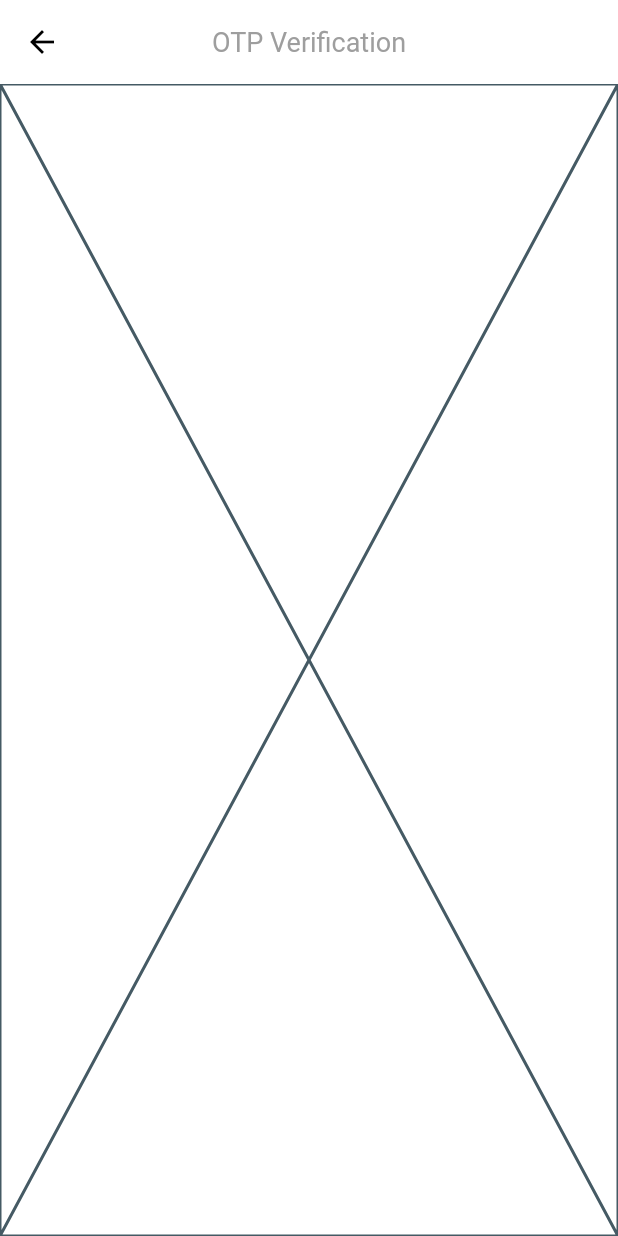
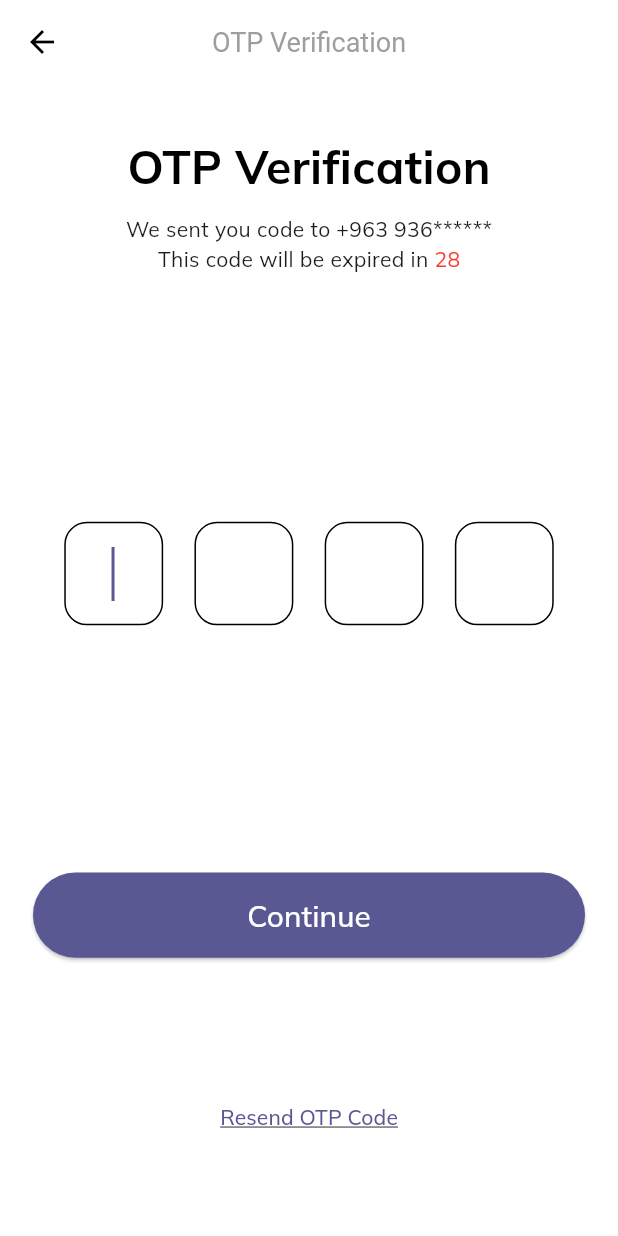
Before and after one commit to HYDARAMONA/Shopyme_E_Commerce_App, a Flutter app: the OtpScreen screen opened by its route, on a phone screen of 412 x 824 dp. Run offline on Flutter 3.47's test engine with Material 3 defaults, Android fonts, the phone set to English and light mode, and no system bars; our stand-ins replace flutter_svg, google_fonts.

Commit message:
OTP Screen commit

```diff
--- a/lib/constants.dart
+++ b/lib/constants.dart
@@ -1,4 +1,7 @@
 // Form Erros
+
+import 'package:e_commerce/size_config.dart';
+import 'package:flutter/material.dart';
 
 final RegExp kEmailVlidatorRegEx =
     RegExp(r'^[a-zA-Z0-9._-]+@[a-zA-Z0-9]+\.[a-zA-Z]{2,}$');
@@ -10,3 +13,19 @@ const String kMatchPassError = "Passwords don't Match";
 const String kNullNameError = 'Please Enter Your Name';
 const String kNullPhoneNumberError = 'Please Enter Your Phone Number';
 const String kNullAddressError = 'Please Enter Your Address';
+
+final InputDecoration otpInputDecoration = InputDecoration(
+  contentPadding: EdgeInsets.symmetric(
+    vertical: getProportionateScreenWidth(15),
+  ),
+  enabledBorder: outlineInputBorder(),
+  focusedBorder: outlineInputBorder(),
+  border: outlineInputBorder(),
+);
+
+OutlineInputBorder outlineInputBorder() {
+  return OutlineInputBorder(
+    borderRadius: BorderRadius.circular(15),
+    borderSide: BorderSide(),
+  );
+}
--- /dev/null
+++ b/lib/screens/otp/components/body.dart
@@ -0,0 +1,59 @@
+import 'package:e_commerce/screens/otp/components/otp_form.dart';
+import 'package:e_commerce/size_config.dart';
+import 'package:flutter/material.dart';
+
+class Body extends StatelessWidget {
+  const Body({super.key});
+
+  @override
+  Widget build(BuildContext context) {
+    return SafeArea(
+      child: SizedBox(
+        width: double.infinity,
+        child: Padding(
+          padding:
+              EdgeInsets.symmetric(horizontal: getProportionateScreenWidth(20)),
+          child: SingleChildScrollView(
+            child: Column(
+              children: [
+                SizedBox(height: SizeConfig.screenHeight! * 0.04),
+                Text(
+                  'OTP Verification',
+                  style: TextStyle(
+                    color: Colors.black,
+                    fontSize: getProportionateScreenWidth(28),
+                    fontWeight: FontWeight.bold,
+                  ),
+                ),
+                SizedBox(height: getProportionateScreenHeight(10)),
+                const Text('We sent you code to +963 936******'),
+                Row(
+                  mainAxisAlignment: MainAxisAlignment.center,
+                  children: [
+                    Text('This code will be expired in '),
+                    buildTimer(),
+                  ],
+                ),
+                OtpForm(),
+              ],
+            ),
+          ),
+        ),
+      ),
+    );
+  }
+
+  TweenAnimationBuilder<double> buildTimer() {
+    return TweenAnimationBuilder(
+      tween: Tween(begin: 30.0, end: 0.0),
+      duration: Duration(seconds: 30),
+      builder: (context, value, child) {
+        return Text(
+          '${value.toInt()}',
+          style: TextStyle(color: Colors.red),
+        );
+      },
+      onEnd: () {},
+    );
+  }
+}
--- /dev/null
+++ b/lib/screens/otp/components/otp_form.dart
@@ -0,0 +1,138 @@
+import 'package:e_commerce/components/global_button.dart';
+import 'package:e_commerce/constants.dart';
+import 'package:e_commerce/size_config.dart';
+import 'package:flutter/material.dart';
+
+class OtpForm extends StatefulWidget {
+  const OtpForm({super.key});
+
+  @override
+  State<OtpForm> createState() => _OtpFormState();
+}
+
+class _OtpFormState extends State<OtpForm> {
+  FocusNode? pin2FocusNode;
+  FocusNode? pin3FocusNode;
+  FocusNode? pin4FocusNode;
+
+  @override
+  void initState() {
+    pin2FocusNode = FocusNode();
+    pin3FocusNode = FocusNode();
+    pin4FocusNode = FocusNode();
+
+    super.initState();
+  }
+
+  @override
+  void dispose() {
+    pin2FocusNode!.dispose();
+    pin3FocusNode!.dispose();
+    pin4FocusNode!.dispose();
+
+    super.dispose();
+  }
+
+  void nextField({required String value, required FocusNode focusNode}) {
+    if (value.length == 1) {
+      focusNode.requestFocus();
+    }
+  }
+
+  @override
+  Widget build(BuildContext context) {
+    return Form(
+      child: Column(
+        children: [
+          SizedBox(height: SizeConfig.screenHeight! * 0.2),
+          Row(
+            mainAxisAlignment: MainAxisAlignment.spaceEvenly,
+            children: [
+              SizedBox(
+                width: getProportionateScreenWidth(60),
+                child: TextFormField(
+                  autofocus:
+                      true, //to direct user kyboard focus to the first field
+                  obscureText: true,
+                  style: const TextStyle(fontSize: 24),
+                  textAlign: TextAlign.center,
+                  keyboardType: TextInputType.number,
+                  decoration:
+                      otpInputDecoration, // from the constants dart file
+                  onChanged: (value) {
+                    // TODO store the input to compare it with the sent otp
+                    nextField(value: value, focusNode: pin2FocusNode!);
+                  },
+                ),
+              ),
+              SizedBox(
+                width: getProportionateScreenWidth(60),
+                child: TextFormField(
+                  focusNode:
+                      pin2FocusNode, //to control when the text field becomes active (gains focus) and when it loses focus
+                  obscureText: true,
+                  style: const TextStyle(fontSize: 24),
+                  textAlign: TextAlign.center,
+                  keyboardType: TextInputType.number,
+                  decoration:
+                      otpInputDecoration, // from the constants dart file
+                  onChanged: (value) {
+                    // TODO store the input to compare it with the sent otp
+                    nextField(value: value, focusNode: pin3FocusNode!);
+                  },
+                ),
+              ),
+              SizedBox(
+                width: getProportionateScreenWidth(60),
+                child: TextFormField(
+                  focusNode:
+                      pin3FocusNode, //to control when the text field becomes active (gains focus) and when it loses focus
+                  obscureText: true,
+                  style: const TextStyle(fontSize: 24),
+                  textAlign: TextAlign.center,
+                  keyboardType: TextInputType.number,
+                  decoration:
+                      otpInputDecoration, // from the constants dart file
+                  onChanged: (value) {
+                    // TODO store the input to compare it with the sent otp
+                    nextField(value: value, focusNode: pin4FocusNode!);
+                  },
+                ),
+              ),
+              SizedBox(
+                width: getProportionateScreenWidth(60),
+                child: TextFormField(
+                  focusNode:
+                      pin4FocusNode, //to control when the text field becomes active (gains focus) and when it loses focus
+                  obscureText: true,
+                  style: const TextStyle(fontSize: 24),
+                  textAlign: TextAlign.center,
+                  keyboardType: TextInputType.number,
+                  decoration:
+                      otpInputDecoration, // from the constants dart file
+                  onChanged: (value) {
+                    // TODO store the input to compare it with the sent otp
+                    pin4FocusNode!.unfocus();
+                  },
+                ),
+              ),
+            ],
+          ),
+          SizedBox(height: SizeConfig.screenHeight! * 0.2),
+          GlobalUseButton(
+            text: 'Continue',
+            function: () {},
+          ),
+          SizedBox(height: SizeConfig.screenHeight! * 0.1),
+          TextButton(
+            onPressed: () {},
+            child: Text(
+              'Resend OTP Code',
+              style: TextStyle(decoration: TextDecoration.underline),
+            ),
+          )
+        ],
+      ),
+    );
+  }
+}
--- a/lib/screens/otp/otp_screen.dart
+++ b/lib/screens/otp/otp_screen.dart
@@ -1,3 +1,4 @@
+import 'package:e_commerce/screens/otp/components/body.dart';
 import 'package:flutter/material.dart';
 
 class OtpScreen extends StatelessWidget {
@@ -11,7 +12,7 @@ class OtpScreen extends StatelessWidget {
       appBar: AppBar(
         title: Text('OTP Verification'),
       ),
-      body: const Placeholder(),
+      body: Body(),
     );
   }
 }
```
Also changed, not shown: 2 other files.
